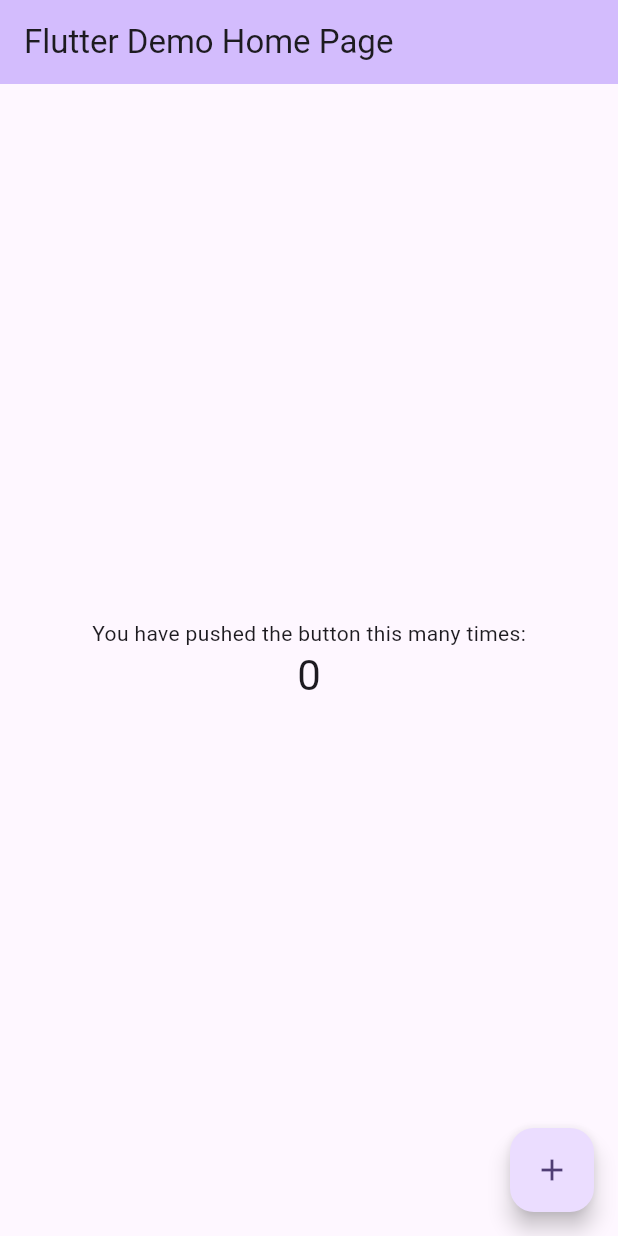
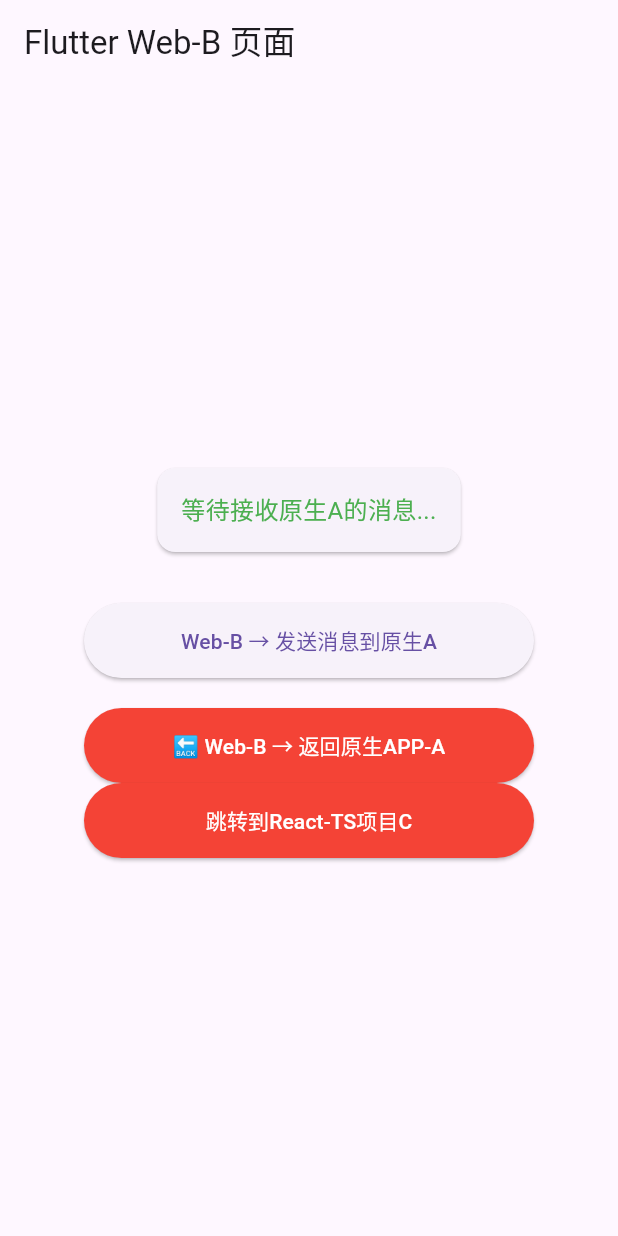
Before and after one commit to davisGeng/tequalit, a Flutter app: the screen it shows after launch, on a phone screen of 412 x 824 dp. Run offline on Flutter 3.47's test engine with Material 3 defaults, Android fonts, the phone set to English and light mode, and no system bars; our stand-ins replace get; missing offline and left inert: dart:html, dart:js; statements that could not run were skipped.

Commit message:
添加web主页和页面跳转

```diff
--- a/value_add_web/lib/main.dart
+++ b/value_add_web/lib/main.dart
@@ -1,122 +1,171 @@
+import 'dart:convert';
+import 'dart:js' as js;
 import 'package:flutter/material.dart';
+import 'package:get/get.dart';
+
+import 'WebPageSecond.dart';
+import 'WebToReatcTs.dart';
 
 void main() {
+
   runApp(const MyApp());
 }
 
 class MyApp extends StatelessWidget {
   const MyApp({super.key});
 
-  // This widget is the root of your application.
   @override
   Widget build(BuildContext context) {
-    return MaterialApp(
-      title: 'Flutter Demo',
-      theme: ThemeData(
-        // This is the theme of your application.
-        //
-        // TRY THIS: Try running your application with "flutter run". You'll see
-        // the application has a purple toolbar. Then, without quitting the app,
-        // try changing the seedColor in the colorScheme below to Colors.green
-        // and then invoke "hot reload" (save your changes or press the "hot
-        // reload" button in a Flutter-supported IDE, or press "r" if you used
-        // the command line to start the app).
-        //
-        // Notice that the counter didn't reset back to zero; the application
-        // state is not lost during the reload. To reset the state, use hot
-        // restart instead.
-        //
-        // This works for code too, not just values: Most code changes can be
-        // tested with just a hot reload.
-        colorScheme: ColorScheme.fromSeed(seedColor: Colors.deepPurple),
-      ),
-      home: const MyHomePage(title: 'Flutter Demo Home Page'),
+    return GetMaterialApp(
+      title: 'Flutter Web-B',
+      theme: ThemeData(primarySwatch: Colors.green),
+      // home: const HomePage(),
+      debugShowCheckedModeBanner: false,
+      initialRoute: "/", // 首页路由
+      // ✅ 原生路由注册，key对应#后的路径
+      routes: {
+        "/": (context) => const HomePage(), // 首页 → /#/
+        "/second": (context) => const WebPageSecond(), // 第二个页面 → /#/second
+        "/third": (context) => const Webtoreatcts(), // 第三个页面 → /#/third
+
+      },
     );
   }
 }
 
-class MyHomePage extends StatefulWidget {
-  const MyHomePage({super.key, required this.title});
-
-  // This widget is the home page of your application. It is stateful, meaning
-  // that it has a State object (defined below) that contains fields that affect
-  // how it looks.
-
-  // This class is the configuration for the state. It holds the values (in this
-  // case the title) provided by the parent (in this case the App widget) and
-  // used by the build method of the State. Fields in a Widget subclass are
-  // always marked "final".
-
-  final String title;
+class HomePage extends StatefulWidget {
+  const HomePage({super.key});
 
   @override
-  State<MyHomePage> createState() => _MyHomePageState();
+  State<HomePage> createState() => _HomePageState();
 }
 
-class _MyHomePageState extends State<MyHomePage> {
-  int _counter = 0;
+class _HomePageState extends State<HomePage> {
+  // 存储原生A发来的消息
+  String _nativeMessage = "等待接收原生A的消息...";
 
-  void _incrementCounter() {
-    setState(() {
-      // This call to setState tells the Flutter framework that something has
-      // changed in this State, which causes it to rerun the build method below
-      // so that the display can reflect the updated values. If we changed
-      // _counter without calling setState(), then the build method would not be
-      // called again, and so nothing would appear to happen.
-      _counter++;
-    });
+  @override
+  void initState() {
+    super.initState();
+    // 初始化：注册【接收原生A消息】的JS方法（供A调用）
+    _registerNativeMessageListener();
+  }
+
+  /// 核心1：注册JS全局方法，供原生A调用（接收A的消息）
+  void _registerNativeMessageListener() {
+    // 向浏览器window对象挂载JS方法：receiveNativeMessage
+    js.context["receiveNativeMessage"] = (String jsonStr) {
+      // 解析原生A传来的JSON字符串
+      final Map<String, dynamic> data = json.decode(jsonStr);
+      debugPrint("✅ Web-B收到原生A的消息：$data");
+      // 更新页面UI
+      setState(() {
+        _nativeMessage = "A的消息：${data['content']} | 时间：${data['time']}";
+      });
+    };
+  }
+
+  /// 核心2：Web-B → 发送消息到原生A（调用原生注册的通道）
+  // void _sendMessageToNative() {
+  //   // 构造消息体（JSON格式，与A端约定一致）
+  //   final Map<String, dynamic> sendData = {
+  //     "type": "toast",
+  //     "content": "我是Web-B发来的消息，请求原生显示提示",
+  //     "from": "flutter_web_b",
+  //   };
+  //   // 通过原生注册的通道，发送JSON字符串
+  //   js.context.callMethod(
+  //     "flutter_app_web_channel.postMessage", // 通道名必须与A端一致
+  //     [json.encode(sendData)],
+  //   );
+  //   debugPrint("✅ Web-B已向原生A发送消息：$sendData");
+  // }
+  /// 【已修复】Web-B → 发送消息到原生A（正确调用原生注册的通道）
+  void _sendMessageToNative() {
+    // 1. 构造消息体（格式不变，与A端约定一致）
+    final Map<String, dynamic> sendData = {
+      "type": "toast",
+      "content": "我是Web-B发来的消息，请求原生显示提示",
+      "from": "flutter_web_b",
+    };
+    String jsonStr = json.encode(sendData);
+
+    // ✅ 正确写法（分两步调用：先获取通道对象，再调用postMessage）
+    js.JsObject channel = js.context["flutter_app_web_channel"];
+    channel.callMethod("postMessage", [jsonStr]);
+
+    debugPrint("✅ Web-B已向原生A发送消息：$sendData");
+  }
+
+  /// 核心3：Web-B 一键返回原生A（URL Scheme协议跳转，最优方案）
+  void _backToNativeApp() {
+    debugPrint("🚀 Web-B触发返回原生A");
+    // 调用浏览器JS，跳转自定义Scheme协议（A端会拦截该请求）
+    js.context.callMethod("open", ["flutterapp://backToNative"]);
+    // 进阶：带参数返回 → flutterapp://backToNative?params={"id":123,"name":"test"}
+    // js.context.callMethod("open", ["flutterapp://backToNative?params=${Uri.encodeComponent(json.encode({"id":123}))}"]);
   }
 
   @override
   Widget build(BuildContext context) {
-    // This method is rerun every time setState is called, for instance as done
-    // by the _incrementCounter method above.
-    //
-    // The Flutter framework has been optimized to make rerunning build methods
-    // fast, so that you can just rebuild anything that needs updating rather
-    // than having to individually change instances of widgets.
     return Scaffold(
-      appBar: AppBar(
-        // TRY THIS: Try changing the color here to a specific color (to
-        // Colors.amber, perhaps?) and trigger a hot reload to see the AppBar
-        // change color while the other colors stay the same.
-        backgroundColor: Theme.of(context).colorScheme.inversePrimary,
-        // Here we take the value from the MyHomePage object that was created by
-        // the App.build method, and use it to set our appbar title.
-        title: Text(widget.title),
-      ),
+      appBar: AppBar(title: const Text("Flutter Web-B 页面")),
       body: Center(
-        // Center is a layout widget. It takes a single child and positions it
-        // in the middle of the parent.
-        child: Column(
-          // Column is also a layout widget. It takes a list of children and
-          // arranges them vertically. By default, it sizes itself to fit its
-          // children horizontally, and tries to be as tall as its parent.
-          //
-          // Column has various properties to control how it sizes itself and
-          // how it positions its children. Here we use mainAxisAlignment to
-          // center the children vertically; the main axis here is the vertical
-          // axis because Columns are vertical (the cross axis would be
-          // horizontal).
-          //
-          // TRY THIS: Invoke "debug painting" (choose the "Toggle Debug Paint"
-          // action in the IDE, or press "p" in the console), to see the
-          // wireframe for each widget.
-          mainAxisAlignment: MainAxisAlignment.center,
-          children: <Widget>[
-            const Text('You have pushed the button this many times:'),
-            Text(
-              '$_counter',
-              style: Theme.of(context).textTheme.headlineMedium,
-            ),
-          ],
+        child: Padding(
+          padding: const EdgeInsets.all(24),
+          child: Column(
+            mainAxisAlignment: MainAxisAlignment.center,
+            children: [
+              // 显示原生A发来的消息
+              Card(
+                child: Padding(
+                  padding: const EdgeInsets.all(16),
+                  child: Text(
+                    _nativeMessage,
+                    textAlign: TextAlign.center,
+                    style: const TextStyle(fontSize: 16, color: Colors.green),
+                  ),
+                ),
+              ),
+              const SizedBox(height: 30),
+              // Web→Native 发送消息按钮
+              ElevatedButton(
+                onPressed: _sendMessageToNative,
+                child: const Text("Web-B → 发送消息到原生A"),
+                style: ElevatedButton.styleFrom(minimumSize: const Size(300, 50)),
+              ),
+              const SizedBox(height: 20),
+              // Web→返回原生 按钮（核心）
+              ElevatedButton(
+                onPressed: _backToNativeApp,
+                child: const Text("🔙 Web-B → 返回原生APP-A"),
+                style: ElevatedButton.styleFrom(
+                  minimumSize: const Size(300, 50),
+                  backgroundColor: Colors.red,
+                  foregroundColor: Colors.white,
+                ),
+              ),
+              ElevatedButton(
+                onPressed: (){
+                  Get.toNamed("/second"); // 跳转到/#/second
+
+                  // Get.to(
+                  //       () => Webtoreatcts(),
+                  // );
+
+                },
+                child: const Text("跳转到React-TS项目C"),
+                  style: ElevatedButton.styleFrom(
+                    minimumSize: const Size(300, 50),
+                    backgroundColor: Colors.red,
+                    foregroundColor: Colors.white,
+                  )
+              ),
+
+            ],
+          ),
         ),
       ),
-      floatingActionButton: FloatingActionButton(
-        onPressed: _incrementCounter,
-        tooltip: 'Increment',
-        child: const Icon(Icons.add),
-      ), // This trailing comma makes auto-formatting nicer for build methods.
     );
   }
 }
--- a/value_add_web/pubspec.yaml
+++ b/value_add_web/pubspec.yaml
@@ -34,6 +34,12 @@ dependencies:
   # The following adds the Cupertino Icons font to your application.
   # Use with the CupertinoIcons class for iOS style icons.
   cupertino_icons: ^1.0.8
+  js: ^0.6.7  # 核心桥接包，必须添加
+  # The following adds the Cupertino Icons font to your application.
+  # Use with the CupertinoIcons class for iOS style icons.
+  url_launcher: ^6.3.2
+  get: 4.7.2
+  webview_flutter: ^4.7.0
 
 dev_dependencies:
   flutter_test:
```
Also changed, not shown: value_add_web/lib/WebPageSecond.dart (added, +148 -0 lines), value_add_web/lib/WebToReatcTs.dart (added, +142 -0 lines), value_add_web/pubspec.lock.
